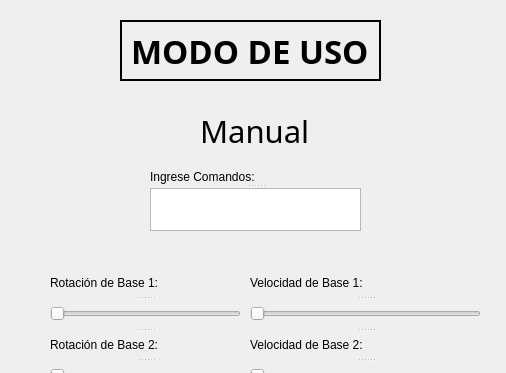
Before: the Qt Designer form modooperacion.ui in gonzafernan/robot-arm-qtsim, drawn with Qt 5; both pictures show x 0 to 506 and y 0 to 373 of the 506 by 773 pixel window.
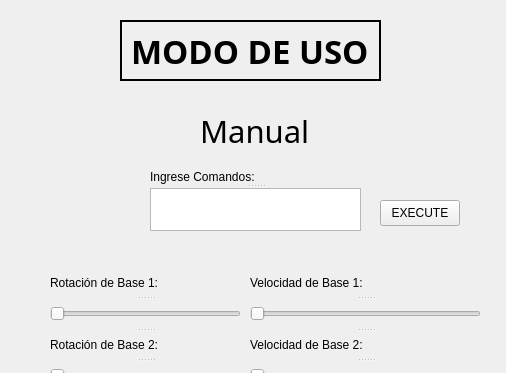
After: the same form once the commit is applied.

Commit message: added command input linea a linea - modooperacion

What changed in the file:
```diff
--- a/modooperacion.ui
+++ b/modooperacion.ui
@@ -250,6 +250,19 @@
     </property>
    </widget>
   </widget>
+  <widget class="QPushButton" name="execute">
+   <property name="geometry">
+    <rect>
+     <x>380</x>
+     <y>200</y>
+     <width>80</width>
+     <height>26</height>
+    </rect>
+   </property>
+   <property name="text">
+    <string>EXECUTE</string>
+   </property>
+  </widget>
  </widget>
  <resources/>
  <connections/>
```
The commit also changes 2 other files.
